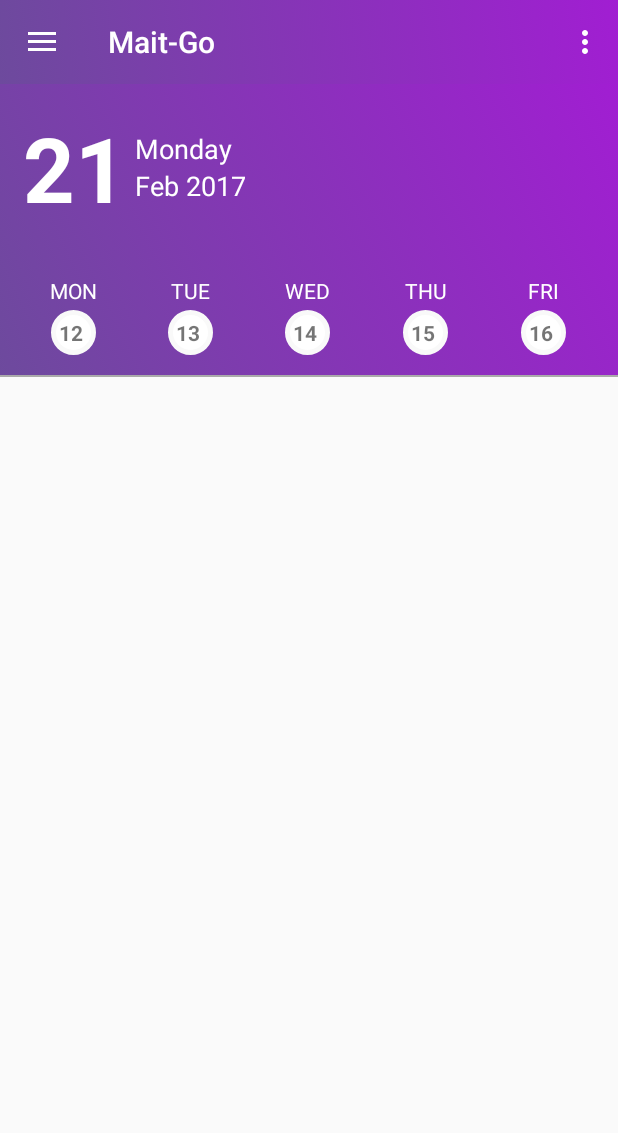
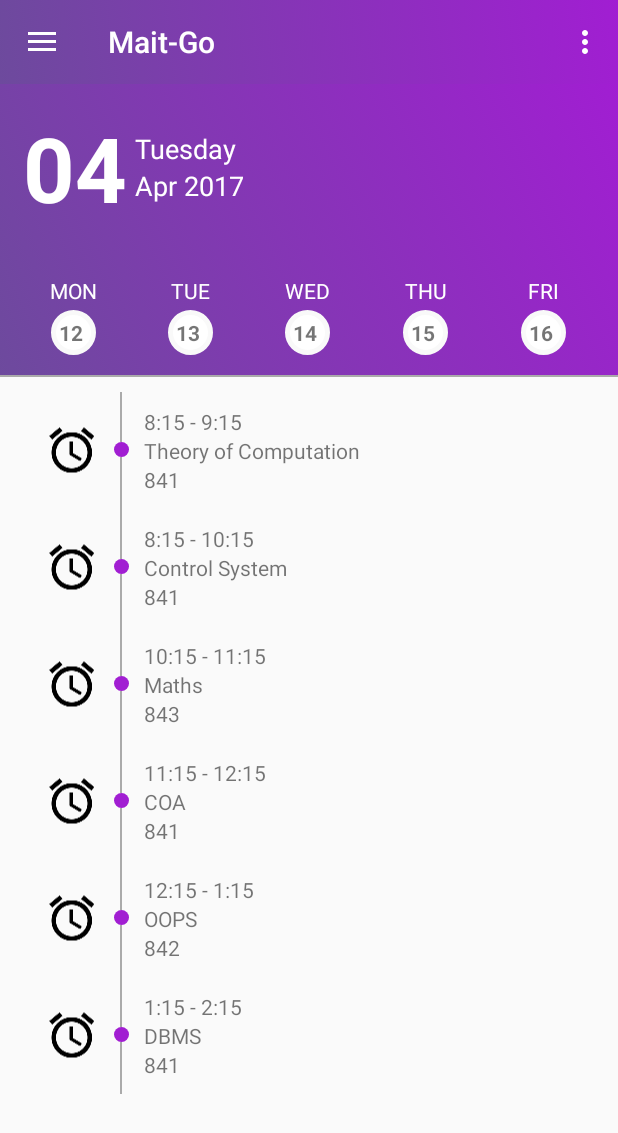
Before and after one commit to uddish/Mait-Go, an Android app: the screen it shows after launch (MainActivity), on a phone screen of 412 x 824 dp. Shown: the top 1133 px of the screen. Run offline under Robolectric (Android 15) with nearby library versions, the phone set to English and light mode, and no system bars.

Commit message:
Added current system date and month

```diff
--- /dev/null
+++ b/app/src/main/java/com/example/uddishverma22/mait_go/Adapters/DailyScheduleListAdapter.java
@@ -0,0 +1,63 @@
+package com.example.uddishverma22.mait_go.Adapters;
+
+import android.support.v7.widget.RecyclerView;
+import android.view.LayoutInflater;
+import android.view.View;
+import android.view.ViewGroup;
+import android.widget.ImageView;
+import android.widget.TextView;
+
+import com.example.uddishverma22.mait_go.Models.DailySchedule;
+import com.example.uddishverma22.mait_go.R;
+
+import java.util.List;
+
+/**
+ * Created by uddishverma22 on 04/04/17.
+ */
+
+public class DailyScheduleListAdapter extends RecyclerView.Adapter<DailyScheduleListAdapter.detailsViewHolder> {
+
+    public List<DailySchedule> schedule;
+
+    public DailyScheduleListAdapter(List<DailySchedule> schedule) {
+        this.schedule = schedule;
+    }
+
+    public class detailsViewHolder extends RecyclerView.ViewHolder {
+
+        private TextView time, subject, room;
+        private ImageView dotColor;
+
+        public detailsViewHolder(View itemView) {
+            super(itemView);
+            time = (TextView) itemView.findViewById(R.id.time);
+            subject = (TextView) itemView.findViewById(R.id.subject);
+            room = (TextView) itemView.findViewById(R.id.room);
+            dotColor = (ImageView) itemView.findViewById(R.id.dot_design);
+        }
+    }
+
+    @Override
+    public detailsViewHolder onCreateViewHolder(ViewGroup parent, int viewType) {
+        View itemView = LayoutInflater.from(parent.getContext())
+                .inflate(R.layout.daily_schedule_layout, parent, false);
+        return new detailsViewHolder(itemView);
+    }
+
+    @Override
+    public void onBindViewHolder(detailsViewHolder holder, int position) {
+        DailySchedule schedulelist = schedule.get(position);
+        holder.time.setText(schedulelist.getTime());
+        holder.subject.setText(schedulelist.getSubject());
+        holder.room.setText(schedulelist.getRoom());
+        //Theme based fields
+//        holder.dotColor.setImageResource(R.drawable.green_circle);
+    }
+
+
+    @Override
+    public int getItemCount() {
+        return schedule.size();
+    }
+}
--- a/app/src/main/java/com/example/uddishverma22/mait_go/MainActivity.java
+++ b/app/src/main/java/com/example/uddishverma22/mait_go/MainActivity.java
@@ -9,6 +9,9 @@ import android.os.Bundle;
 import android.support.design.widget.FloatingActionButton;
 import android.support.design.widget.Snackbar;
 import android.support.transition.Transition;
+import android.support.v7.widget.LinearLayoutManager;
+import android.support.v7.widget.RecyclerView;
+import android.util.Log;
 import android.view.View;
 import android.support.design.widget.NavigationView;
 import android.support.v4.view.GravityCompat;
@@ -23,13 +26,31 @@ import android.widget.ArrayAdapter;
 import android.widget.ImageView;
 import android.widget.LinearLayout;
 import android.widget.ListView;
+import android.widget.TextView;
+
+import com.example.uddishverma22.mait_go.Adapters.DailyScheduleListAdapter;
+import com.example.uddishverma22.mait_go.Models.DailySchedule;
+
+import java.text.DateFormat;
+import java.text.SimpleDateFormat;
+import java.util.ArrayList;
+import java.util.Calendar;
+import java.util.Date;
+import java.util.List;
 
 public class MainActivity extends AppCompatActivity
         implements NavigationView.OnNavigationItemSelectedListener {
 
+    public static final String TAG = "MainActivity";
+
     LinearLayout linearLayout;
     AnimationDrawable gradAnim;
     ActionBarDrawerToggle toggle;
+    public List<DailySchedule> scheduleList = new ArrayList<>();
+    public RecyclerView recyclerView;
+    public DailyScheduleListAdapter scheduleListAdapter;
+    String currentDate, currentDay, currentYear, currentMonth;
+    TextView date, day, month;
 
 
     @Override
@@ -38,6 +59,25 @@ public class MainActivity extends AppCompatActivity
         setContentView(R.layout.activity_main);
         Toolbar toolbar = (Toolbar) findViewById(R.id.toolbar);
         setSupportActionBar(toolbar);
+
+        recyclerView = (RecyclerView) findViewById(R.id.recycler_view);
+        scheduleListAdapter = new DailyScheduleListAdapter(scheduleList);
+        RecyclerView.LayoutManager mLayoutManager = new LinearLayoutManager(getApplicationContext());
+        recyclerView.setLayoutManager(mLayoutManager);
+        recyclerView.setAdapter(scheduleListAdapter);
+        prepareSchedule();
+
+        //Attaching all the fields
+        attachFields();
+
+        currentDate = getCurrentDate();
+        currentDay = getCurrentDay();
+        currentYear = getCurrentYear();
+        currentMonth = getCurrentMonth();
+        date.setText(currentDate);
+        day.setText(currentDay);
+        month.setText(currentMonth.substring(0,3) + " " + currentYear);
+
 
         getSupportActionBar().setElevation(0);
 
@@ -116,6 +156,85 @@ public class MainActivity extends AppCompatActivity
         return true;
     }
 
+    private void attachFields()  {
+        date = (TextView) findViewById(R.id.date_tv);
+        day = (TextView) findViewById(R.id.day_tv);
+        month = (TextView) findViewById(R.id.month_tv);
+    }
+
+    private String getCurrentDate() {
+        Calendar calendar = Calendar.getInstance();
+        SimpleDateFormat mdformat = new SimpleDateFormat("dd/MM/yyyy");
+        String strDate = mdformat.format(calendar.getTime());
+        String date = strDate.substring(0,2);
+        return date;
+    }
+
+    private String getCurrentDay()    {
+        SimpleDateFormat sdf = new SimpleDateFormat("EEEE");
+        Date d = new Date();
+        String dayOfTheWeek = sdf.format(d);
+        return dayOfTheWeek;
+    }
+
+    private String getCurrentYear() {
+        Calendar calendar = Calendar.getInstance();
+        SimpleDateFormat mdformat = new SimpleDateFormat("yyyy/MM/dd");
+        String strDate = mdformat.format(calendar.getTime());
+        String year = strDate.substring(0,4);
+        return year;
+    }
+
+    private String getCurrentMonth()    {
+        DateFormat dateFormat = new SimpleDateFormat("MM");
+        Date date = new Date();
+        String month = (dateFormat.format(date));
+        String currMonth = null;
+        if(month.equals("01")) {
+            currMonth = "January";
+        }else if(month.equals("02")) {
+            currMonth = "February";
+        }else if(month.equals("03")) {
+            currMonth = "March";
+        }else if(month.equals("04")) {
+            currMonth = "April";
+        }else if(month.equals("05")) {
+            currMonth = "May";
+        }else if(month.equals("06")) {
+            currMonth = "June";
+        }else if(month.equals("07")) {
+            currMonth = "July";
+        }else if(month.equals("08")) {
+            currMonth = "August";
+        }else if(month.equals("09")) {
+            currMonth = "September";
+        }else if(month.equals("10")) {
+            currMonth = "October";
+        }else if(month.equals("11")) {
+            currMonth = "November";
+        }else if(month.equals("12")) {
+            currMonth = "December";
+        }
+        return currMonth;
+    }
+
+    private void prepareSchedule() {
+        DailySchedule movie = new DailySchedule("8:15 - 9:15", "Theory of Computation", "841");
+        scheduleList.add(movie);
+        movie = new DailySchedule("8:15 - 10:15", "Control System", "841");
+        scheduleList.add(movie);
+        movie = new DailySchedule("10:15 - 11:15", "Maths", "843");
+        scheduleList.add(movie);
+        movie = new DailySchedule("11:15 - 12:15", "COA", "841");
+        scheduleList.add(movie);
+        movie = new DailySchedule("12:15 - 1:15", "OOPS", "842");
+        scheduleList.add(movie);
+        movie = new DailySchedule("1:15 - 2:15", "DBMS", "841");
+        scheduleList.add(movie);
+
+        scheduleListAdapter.notifyDataSetChanged();
+    }
+
     @Override
     protected void onResume() {
         super.onResume();
--- /dev/null
+++ b/app/src/main/res/drawable/purple_circle.xml
@@ -0,0 +1,12 @@
+<?xml version="1.0" encoding="utf-8"?>
+<shape
+    xmlns:android="http://schemas.android.com/apk/res/android"
+    android:shape="oval">
+
+    <solid
+        android:color="#A11ED2"/>
+
+    <size
+        android:width="20dp"
+        android:height="20dp"/>
+</shape>
--- a/app/src/main/res/layout/daily_schedule_layout.xml
+++ b/app/src/main/res/layout/daily_schedule_layout.xml
@@ -2,15 +2,15 @@
 <LinearLayout
     xmlns:android="http://schemas.android.com/apk/res/android"
     android:orientation="horizontal"
-    android:layout_margin="10dp"
-    android:padding="10dp"
+    android:layout_marginLeft="10dp"
+    android:layout_marginRight="10dp"
     android:layout_width="match_parent"
     android:layout_height="wrap_content">
 
     <ImageView
         android:padding="10dp"
         android:layout_width="wrap_content"
-        android:layout_height="wrap_content"
+        android:layout_height="match_parent"
         android:src="@drawable/ic_alarm_black_36dp"/>
 
     <LinearLayout
@@ -25,10 +25,11 @@
             android:layout_height="0dp"
             android:background="@android:color/darker_gray"/>
         <ImageView
+            android:id="@+id/dot_design"
             android:layout_weight="0.3"
             android:layout_width="match_parent"
             android:layout_height="0dp"
-            android:background="@drawable/green_circle"/>
+            android:background="@drawable/purple_circle"/>
         <View
             android:layout_gravity="center"
             android:layout_weight="1"
@@ -43,16 +44,19 @@
         android:layout_height="wrap_content"
         android:orientation="vertical">
         <TextView
+            android:id="@+id/time"
             android:layout_weight="1"
             android:layout_width="match_parent"
             android:layout_height="0dp"
             android:text="8:15 - 9:15"/>
         <TextView
+            android:id="@+id/subject"
             android:layout_weight="1"
             android:layout_width="match_parent"
             android:layout_height="0dp"
             android:text="Maths"/>
         <TextView
+            android:id="@+id/room"
             android:layout_weight="1"
             android:layout_width="match_parent"
             android:layout_height="0dp"
```
